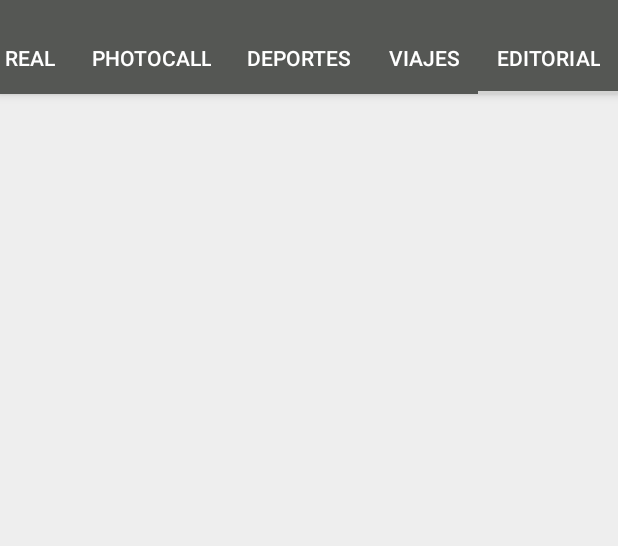
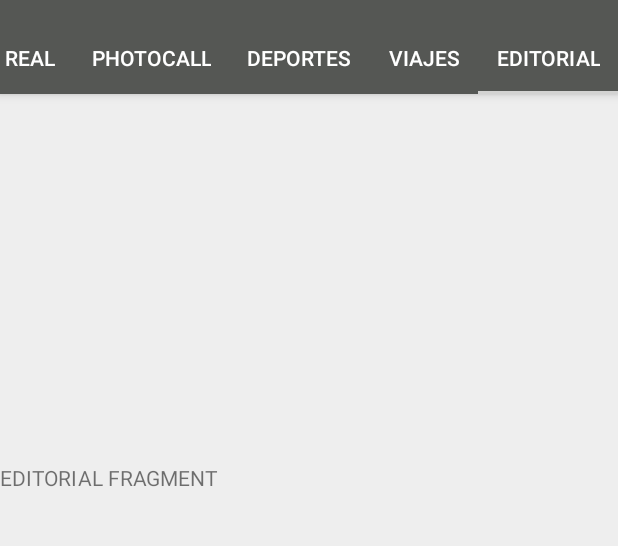
Before and after one commit to joseolivagarcia/GaleriaPro, an Android app: the screen it shows after launch (MainActivity), tab 5 chosen, on a phone screen of 412 x 824 dp, the part 62-608 px from its top. Run offline under Robolectric (Android 15) with nearby library versions, the phone set to English and light mode, and no system bars.

Commit message:
Añadidos los fragments de cada tab

```diff
--- a/app/build.gradle
+++ b/app/build.gradle
@@ -33,6 +33,7 @@ dependencies {
     implementation 'androidx.appcompat:appcompat:1.4.2'
     implementation 'com.google.android.material:material:1.6.1'
     implementation 'androidx.constraintlayout:constraintlayout:2.1.4'
+    implementation 'androidx.legacy:legacy-support-v4:1.0.0'
     testImplementation 'junit:junit:4.+'
     androidTestImplementation 'androidx.test.ext:junit:1.1.3'
     androidTestImplementation 'androidx.test.espresso:espresso-core:3.4.0'
--- /dev/null
+++ b/app/src/main/java/joseoliva/com/gallerypro/Fragments/CasaRealFragment.java
@@ -0,0 +1,29 @@
+package joseoliva.com.gallerypro.Fragments;
+
+import android.os.Bundle;
+
+import androidx.fragment.app.Fragment;
+
+import android.view.LayoutInflater;
+import android.view.View;
+import android.view.ViewGroup;
+
+import joseoliva.com.gallerypro.R;
+
+
+public class CasaRealFragment extends Fragment {
+
+    View mView;
+
+    public CasaRealFragment() {
+        // Required empty public constructor
+    }
+
+    @Override
+    public View onCreateView(LayoutInflater inflater, ViewGroup container,
+                             Bundle savedInstanceState) {
+        // Inflate the layout for this fragment
+        mView = inflater.inflate(R.layout.fragment_casa_real, container, false);
+        return mView;
+    }
+}
--- /dev/null
+++ b/app/src/main/java/joseoliva/com/gallerypro/Fragments/EditorialFragment.java
@@ -0,0 +1,28 @@
+package joseoliva.com.gallerypro.Fragments;
+
+import android.os.Bundle;
+
+import androidx.fragment.app.Fragment;
+
+import android.view.LayoutInflater;
+import android.view.View;
+import android.view.ViewGroup;
+
+import joseoliva.com.gallerypro.R;
+
+public class EditorialFragment extends Fragment {
+
+    View mView;
+
+    public EditorialFragment() {
+        // Required empty public constructor
+    }
+
+    @Override
+    public View onCreateView(LayoutInflater inflater, ViewGroup container,
+                             Bundle savedInstanceState) {
+        // Inflate the layout for this fragment
+        mView = inflater.inflate(R.layout.fragment_editorial, container, false);
+        return mView;
+    }
+}
--- a/app/src/main/java/joseoliva/com/gallerypro/MainActivity.java
+++ b/app/src/main/java/joseoliva/com/gallerypro/MainActivity.java
@@ -1,11 +1,19 @@
 package joseoliva.com.gallerypro;
 
 import androidx.appcompat.app.AppCompatActivity;
+import androidx.fragment.app.Fragment;
+import androidx.fragment.app.FragmentTransaction;
 
 import android.os.Bundle;
 import android.widget.Toast;
 
 import com.google.android.material.tabs.TabLayout;
+
+import joseoliva.com.gallerypro.Fragments.CasaRealFragment;
+import joseoliva.com.gallerypro.Fragments.DeportesFragment;
+import joseoliva.com.gallerypro.Fragments.EditorialFragment;
+import joseoliva.com.gallerypro.Fragments.PhotocallFragment;
+import joseoliva.com.gallerypro.Fragments.ViajesFragment;
 
 public class MainActivity extends AppCompatActivity {
 
@@ -33,11 +41,35 @@ public class MainActivity extends AppCompatActivity {
          */
         tabs.setTabMode(TabLayout.MODE_SCROLLABLE); //con MODE_FIXED si tienes pocos tabs
 
+        //cargamos el fragment principal (el de casa real que es el primer tab)
+        openFragment(new CasaRealFragment());
+
         //para la escucha de los tabs (cuando los seleccionas)
         tabs.addOnTabSelectedListener(new TabLayout.OnTabSelectedListener() {
             @Override
             public void onTabSelected(TabLayout.Tab tab) {
-                Toast.makeText(MainActivity.this, "Has seleccionado: " + tabs.getSelectedTabPosition(), Toast.LENGTH_SHORT).show();
+                int position = tabs.getSelectedTabPosition();
+                switch (position){
+                    case 0:
+                        openFragment(new CasaRealFragment());
+                        return;
+                    case 1:
+                        openFragment(new PhotocallFragment());
+                        return;
+                    case 2:
+                        openFragment(new DeportesFragment());
+                        return;
+                    case 3:
+                        openFragment(new ViajesFragment());
+                        return;
+                    case 4:
+                        openFragment(new EditorialFragment());
+                        return;
+                    default:
+                        break;
+
+                }
+
             }
 
             @Override
@@ -51,4 +83,11 @@ public class MainActivity extends AppCompatActivity {
             }
         });
     }
+
+    public void openFragment(Fragment fragment) {
+        FragmentTransaction transaction = getSupportFragmentManager().beginTransaction();
+        transaction.replace(R.id.container, fragment);
+        transaction.addToBackStack(null);
+        transaction.commit();
+    }
 }
--- a/app/src/main/res/drawable/ic_phone.xml
+++ /dev/null
@@ -1,10 +0,0 @@
-<vector xmlns:android="http://schemas.android.com/apk/res/android"
-    android:width="24dp"
-    android:height="24dp"
-    android:viewportWidth="24"
-    android:viewportHeight="24"
-    android:tint="?attr/colorControlNormal">
-  <path
-      android:fillColor="@android:color/white"
-      android:pathData="M6.62,10.79c1.44,2.83 3.76,5.14 6.59,6.59l2.2,-2.2c0.27,-0.27 0.67,-0.36 1.02,-0.24 1.12,0.37 2.33,0.57 3.57,0.57 0.55,0 1,0.45 1,1V20c0,0.55 -0.45,1 -1,1 -9.39,0 -17,-7.61 -17,-17 0,-0.55 0.45,-1 1,-1h3.5c0.55,0 1,0.45 1,1 0,1.25 0.2,2.45 0.57,3.57 0.11,0.35 0.03,0.74 -0.25,1.02l-2.2,2.2z"/>
-</vector>
--- a/app/src/main/res/layout/activity_main.xml
+++ b/app/src/main/res/layout/activity_main.xml
@@ -1,5 +1,5 @@
 <?xml version="1.0" encoding="utf-8"?>
-<LinearLayout xmlns:android="http://schemas.android.com/apk/res/android"
+<RelativeLayout xmlns:android="http://schemas.android.com/apk/res/android"
     xmlns:app="http://schemas.android.com/apk/res-auto"
     xmlns:tools="http://schemas.android.com/tools"
     android:layout_width="match_parent"
@@ -29,5 +29,12 @@
 
     </com.google.android.material.appbar.AppBarLayout>
 
+    <FrameLayout
+        android:layout_width="match_parent"
+        android:layout_height="match_parent"
+        android:layout_marginTop="200dp"
+        android:id="@+id/container">
 
-</LinearLayout>
+    </FrameLayout>
+
+</RelativeLayout>
--- /dev/null
+++ b/app/src/main/res/layout/fragment_editorial.xml
@@ -0,0 +1,22 @@
+<?xml version="1.0" encoding="utf-8"?>
+<FrameLayout xmlns:android="http://schemas.android.com/apk/res/android"
+    xmlns:tools="http://schemas.android.com/tools"
+    android:layout_width="match_parent"
+    android:layout_height="match_parent"
+    tools:context=".Fragments.CasaRealFragment">
+
+    <LinearLayout
+        android:layout_width="match_parent"
+        android:layout_height="match_parent"
+        android:orientation="vertical"
+        android:layout_marginTop="150dp">
+
+        <TextView
+            android:layout_width="match_parent"
+            android:layout_height="match_parent"
+            android:text="EDITORIAL FRAGMENT" />
+    </LinearLayout>
+
+
+
+</FrameLayout>
--- a/app/src/main/res/values/strings.xml
+++ b/app/src/main/res/values/strings.xml
@@ -8,4 +8,6 @@
 
     <string name="action_settings">Settings</string>
     <string name="action_shop">Carrito de Compras</string>
+    <!-- TODO: Remove or change this placeholder text -->
+    <string name="hello_blank_fragment">Hello blank fragment</string>
 </resources>
```
Also changed, not shown: app/src/main/java/joseoliva/com/gallerypro/Fragments/DeportesFragment.java (added, +29 -0 lines), app/src/main/java/joseoliva/com/gallerypro/Fragments/PhotocallFragment.java (added, +28 -0 lines), app/src/main/java/joseoliva/com/gallerypro/Fragments/ViajesFragment.java (added, +28 -0 lines), app/src/main/res/layout/fragment_casa_real.xml (added, +22 -0 lines), app/src/main/res/layout/fragment_deportes.xml (added, +22 -0 lines), app/src/main/res/layout/fragment_photocall.xml (added, +22 -0 lines), app/src/main/res/layout/fragment_viajes.xml (added, +22 -0 lines).
